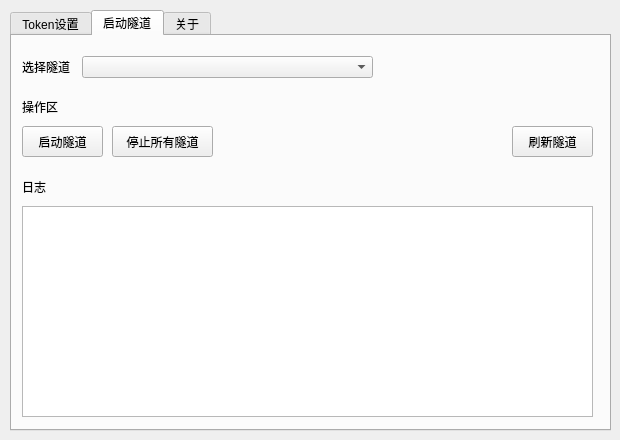
The window that gui.ui (LAE-Frp/mefrp-gui) describes before a commit, drawn with Qt 5.
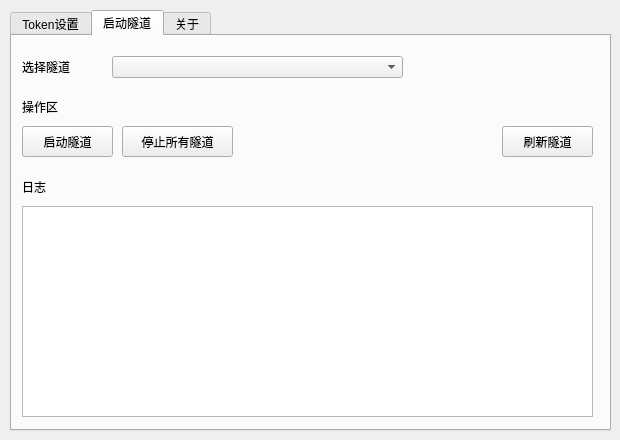
The same window after the commit. The open tabs and pages were chosen to show the change.

What changed in the file:
```diff
--- a/gui.ui
+++ b/gui.ui
@@ -105,7 +105,7 @@
      <widget class="QComboBox" name="chooseTunnel">
       <property name="geometry">
        <rect>
-        <x>70</x>
+        <x>100</x>
         <y>20</y>
         <width>291</width>
         <height>22</height>
@@ -123,7 +123,7 @@
        <rect>
         <x>10</x>
         <y>90</y>
-        <width>81</width>
+        <width>91</width>
         <height>31</height>
        </rect>
       </property>
@@ -134,9 +134,9 @@
      <widget class="QPushButton" name="stopTunnel">
       <property name="geometry">
        <rect>
-        <x>100</x>
+        <x>110</x>
         <y>90</y>
-        <width>101</width>
+        <width>111</width>
         <height>31</height>
        </rect>
       </property>
@@ -149,7 +149,7 @@
        <rect>
         <x>10</x>
         <y>20</y>
-        <width>54</width>
+        <width>81</width>
         <height>21</height>
        </rect>
       </property>
@@ -178,7 +178,7 @@
        <rect>
         <x>10</x>
         <y>140</y>
-        <width>31</width>
+        <width>41</width>
         <height>21</height>
        </rect>
       </property>
@@ -191,7 +191,7 @@
        <rect>
         <x>10</x>
         <y>60</y>
-        <width>41</width>
+        <width>61</width>
         <height>21</height>
        </rect>
       </property>
@@ -202,9 +202,9 @@
      <widget class="QPushButton" name="refreshTunnel">
       <property name="geometry">
        <rect>
-        <x>500</x>
+        <x>490</x>
         <y>90</y>
-        <width>81</width>
+        <width>91</width>
         <height>31</height>
        </rect>
       </property>
```
